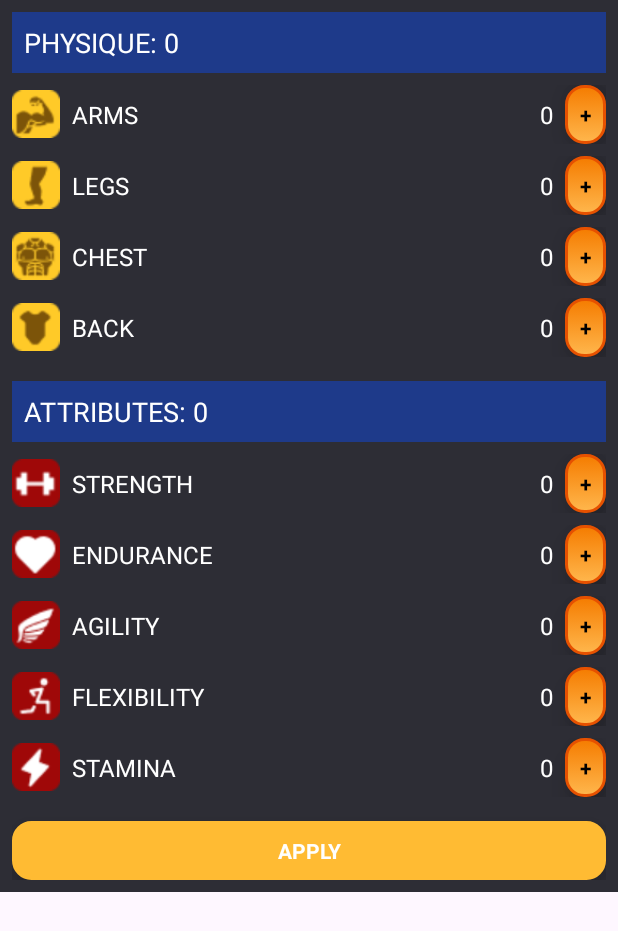
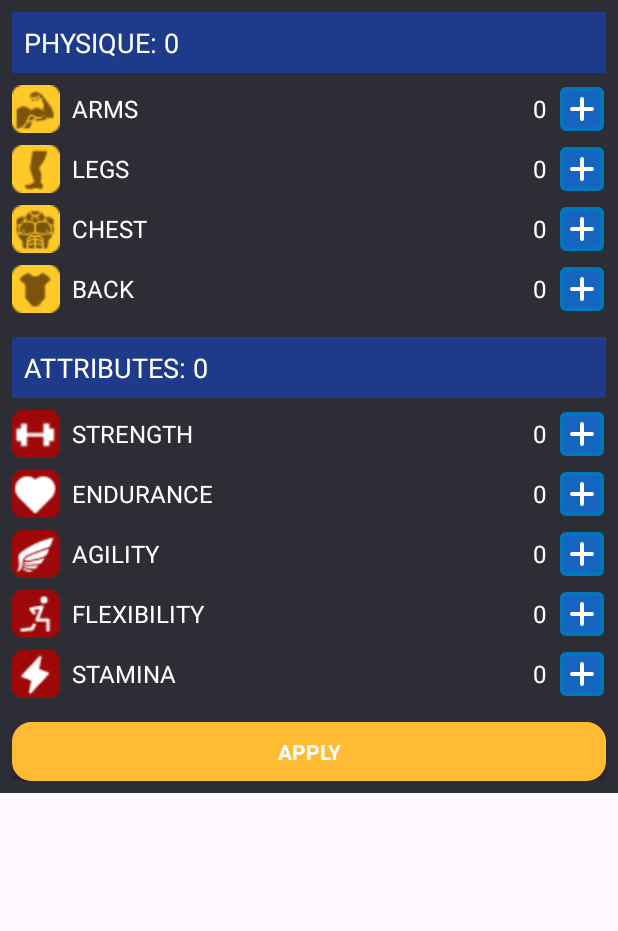
Before and after one commit to RchCodes/FitQuestMobileApplication, an Android app: the layout stats_items.xml on its own in the app's theme, with its tools: preview values and no code run, on a phone screen of 412 x 824 dp. Shown: the top 931 px of the screen. Run offline under Robolectric (Android 15) with nearby library versions, the light colour scheme and no system bars.

Commit message:
changed button for stats

```diff
--- a/app/src/main/java/com/example/fitquest/CharacterStats.java
+++ b/app/src/main/java/com/example/fitquest/CharacterStats.java
@@ -5,7 +5,7 @@ import android.app.Dialog;
 import android.view.LayoutInflater;
 import android.view.View;
 import android.view.Window;
-import android.widget.Button;
+import android.widget.ImageButton;
 import android.widget.TextView;
 import android.widget.Toast;
 
@@ -59,20 +59,21 @@ public class CharacterStats {
         setupAttributeButton(popupView.findViewById(R.id.plus_stamina), "stamina");
 
         // Apply & Close buttons
-        Button apply = popupView.findViewById(R.id.apply_button);
+        View apply = popupView.findViewById(R.id.apply_button);
         if (apply != null) apply.setOnClickListener(v -> {
             AvatarManager.saveAvatarOffline(activity, avatar);
             AvatarManager.saveAvatarOnline(avatar);
             Toast.makeText(activity, "Stats Applied!", Toast.LENGTH_SHORT).show();
         });
 
-        Button close = popupView.findViewById(R.id.close_button);
+        View close = popupView.findViewById(R.id.close_button);
         if (close != null) close.setOnClickListener(v -> dialog.dismiss());
 
         updateUI();
     }
 
-    private void setupPhysiqueButton(Button button, String type) {
+    private void setupPhysiqueButton(View button, String type) {
+        if (button == null) return;
         button.setOnClickListener(v -> {
             if (avatar.getFreePhysiquePoints() <= 0) {
                 Toast.makeText(dialog.getContext(), "No physique points left", Toast.LENGTH_SHORT).show();
@@ -89,7 +90,8 @@ public class CharacterStats {
         });
     }
 
-    private void setupAttributeButton(Button button, String type) {
+    private void setupAttributeButton(View button, String type) {
+        if (button == null) return;
         button.setOnClickListener(v -> {
             if (avatar.getFreeAttributePoints() <= 0) {
                 Toast.makeText(dialog.getContext(), "No attribute points left", Toast.LENGTH_SHORT).show();
--- /dev/null
+++ b/app/src/main/res/drawable/button_stats.xml
@@ -0,0 +1,20 @@
+<vector xmlns:android="http://schemas.android.com/apk/res/android"
+    android:width="32dp"
+    android:height="32dp"
+    android:viewportWidth="24"
+    android:viewportHeight="24">
+
+    <!-- Rounded blue background with white stroke -->
+    <path
+        android:pathData="M4,2h16a2,2 0 0 1 2,2v16a2,2 0 0 1 -2,2h-16a2,2 0 0 1 -2,-2v-16a2,2 0 0 1 2,-2z"
+        android:fillColor="#1565C0"
+        android:strokeColor="#0277BD"
+        android:strokeWidth="2" />
+
+    <!-- White plus -->
+    <path
+        android:pathData="M12,7v10M7,12h10"
+        android:strokeColor="#FFFFFF"
+        android:strokeWidth="2"
+        android:strokeLineCap="round" />
+</vector>
--- a/app/src/main/res/layout/character_stats.xml
+++ b/app/src/main/res/layout/character_stats.xml
@@ -67,5 +67,4 @@ app:cardCornerRadius="12dp">
 
     </LinearLayout>
     </androidx.cardview.widget.CardView>
-
 </LinearLayout>
--- a/app/src/main/res/layout/stats_items.xml
+++ b/app/src/main/res/layout/stats_items.xml
@@ -52,11 +52,14 @@
             android:textSize="16sp"
             android:layout_marginEnd="8dp"/>
 
-        <Button
+        <ImageButton
             android:id="@+id/plus_arms"
             android:layout_width="wrap_content"
             android:layout_height="wrap_content"
-            android:text="+"/>
+            android:src="@drawable/button_stats"
+            android:background="?attr/selectableItemBackgroundBorderless"
+            android:contentDescription="Add"
+            android:scaleType="centerInside"/>
     </LinearLayout>
 
     <!-- LEGS -->
@@ -93,11 +96,14 @@
             android:textSize="16sp"
             android:layout_marginEnd="8dp"/>
 
-        <Button
+        <ImageButton
             android:id="@+id/plus_legs"
             android:layout_width="wrap_content"
             android:layout_height="wrap_content"
-            android:text="+"/>
+            android:src="@drawable/button_stats"
+            android:background="?attr/selectableItemBackgroundBorderless"
+            android:contentDescription="Add"
+            android:scaleType="centerInside"/>
     </LinearLayout>
 
     <!-- CHEST -->
@@ -134,11 +140,14 @@
             android:textSize="16sp"
             android:layout_marginEnd="8dp"/>
 
-        <Button
+        <ImageButton
             android:id="@+id/plus_chest"
             android:layout_width="wrap_content"
             android:layout_height="wrap_content"
-            android:text="+"/>
+            android:src="@drawable/button_stats"
+            android:background="?attr/selectableItemBackgroundBorderless"
+            android:contentDescription="Add"
+            android:scaleType="centerInside"/>
     </LinearLayout>
 
     <!-- BACK -->
@@ -175,11 +184,14 @@
             android:textSize="16sp"
             android:layout_marginEnd="8dp"/>
 
-        <Button
+        <ImageButton
             android:id="@+id/plus_back"
             android:layout_width="wrap_content"
             android:layout_height="wrap_content"
-            android:text="+"/>
+            android:src="@drawable/button_stats"
+            android:background="?attr/selectableItemBackgroundBorderless"
+            android:contentDescription="Add"
+            android:scaleType="centerInside"/>
     </LinearLayout>
 
     <!-- ATTRIBUTES TITLE -->
@@ -228,11 +240,14 @@
             android:textSize="16sp"
             android:layout_marginEnd="8dp"/>
 
-        <Button
+        <ImageButton
             android:id="@+id/plus_strength"
             android:layout_width="wrap_content"
             android:layout_height="wrap_content"
-            android:text="+"/>
+            android:background="?attr/selectableItemBackgroundBorderless"
+            android:contentDescription="Add"
+            android:scaleType="centerInside"
+            android:src="@drawable/button_stats" />
     </LinearLayout>
 
     <!-- Endurance -->
@@ -269,11 +284,14 @@
             android:textSize="16sp"
             android:layout_marginEnd="8dp"/>
 
-        <Button
+        <ImageButton
             android:id="@+id/plus_endurance"
             android:layout_width="wrap_content"
             android:layout_height="wrap_content"
-            android:text="+"/>
+            android:src="@drawable/button_stats"
+            android:background="?attr/selectableItemBackgroundBorderless"
+            android:contentDescription="Add"
+            android:scaleType="centerInside"/>
     </LinearLayout>
 
     <!-- Agility -->
@@ -310,11 +328,14 @@
             android:textSize="16sp"
             android:layout_marginEnd="8dp"/>
 
-        <Button
+        <ImageButton
             android:id="@+id/plus_agility"
             android:layout_width="wrap_content"
             android:layout_height="wrap_content"
-            android:text="+"/>
+            android:src="@drawable/button_stats"
+            android:background="?attr/selectableItemBackgroundBorderless"
+            android:contentDescription="Add"
+            android:scaleType="centerInside"/>
     </LinearLayout>
 
     <!-- Flexibility -->
@@ -351,11 +372,14 @@
             android:textSize="16sp"
             android:layout_marginEnd="8dp"/>
 
-        <Button
+        <ImageButton
             android:id="@+id/plus_flexibility"
             android:layout_width="wrap_content"
             android:layout_height="wrap_content"
-            android:text="+"/>
+            android:src="@drawable/button_stats"
+            android:background="?attr/selectableItemBackgroundBorderless"
+            android:contentDescription="Add"
+            android:scaleType="centerInside"/>
     </LinearLayout>
 
     <!-- Stamina -->
@@ -392,11 +416,14 @@
             android:textSize="16sp"
             android:layout_marginEnd="8dp"/>
 
-        <Button
+        <ImageButton
             android:id="@+id/plus_stamina"
             android:layout_width="wrap_content"
             android:layout_height="wrap_content"
-            android:text="+"/>
+            android:src="@drawable/button_stats"
+            android:background="?attr/selectableItemBackgroundBorderless"
+            android:contentDescription="Add"
+            android:scaleType="centerInside"/>
     </LinearLayout>
 
     <!-- APPLY BUTTON -->
```
Lines whose indentation alone changed are shown as unchanged.
